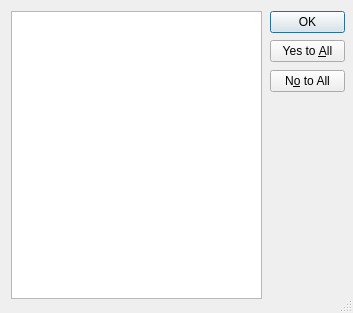
Before: the Qt Designer form choix_couches.ui in Taoalex542/portage-OGRE-QGIS, drawn with Qt 5.
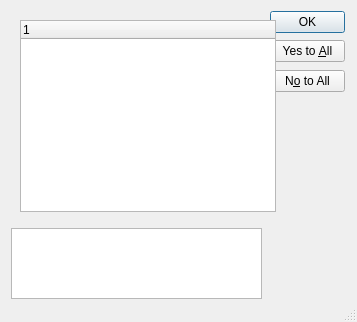
After: the same form once the commit is applied.

Commit message: gets every active items in tree widget

```diff
--- a/choix_couches.ui
+++ b/choix_couches.ui
@@ -6,8 +6,8 @@
    <rect>
     <x>0</x>
     <y>0</y>
-    <width>353</width>
-    <height>313</height>
+    <width>357</width>
+    <height>322</height>
    </rect>
   </property>
   <property name="sizePolicy">
@@ -74,9 +74,9 @@
    <property name="geometry">
     <rect>
      <x>11</x>
-     <y>11</y>
+     <y>228</y>
      <width>251</width>
-     <height>288</height>
+     <height>71</height>
     </rect>
    </property>
    <property name="sizePolicy">
@@ -128,6 +128,24 @@
     <bool>true</bool>
    </property>
   </widget>
+  <widget class="QTreeWidget" name="treeWidget">
+   <property name="geometry">
+    <rect>
+     <x>20</x>
+     <y>20</y>
+     <width>256</width>
+     <height>192</height>
+    </rect>
+   </property>
+   <property name="rootIsDecorated">
+    <bool>true</bool>
+   </property>
+   <column>
+    <property name="text">
+     <string notr="true">1</string>
+    </property>
+   </column>
+  </widget>
  </widget>
  <resources/>
  <connections>
```
Left out of the diff: 2 changed lines with no effect on the pictures. The commit also changes 2 other files.
